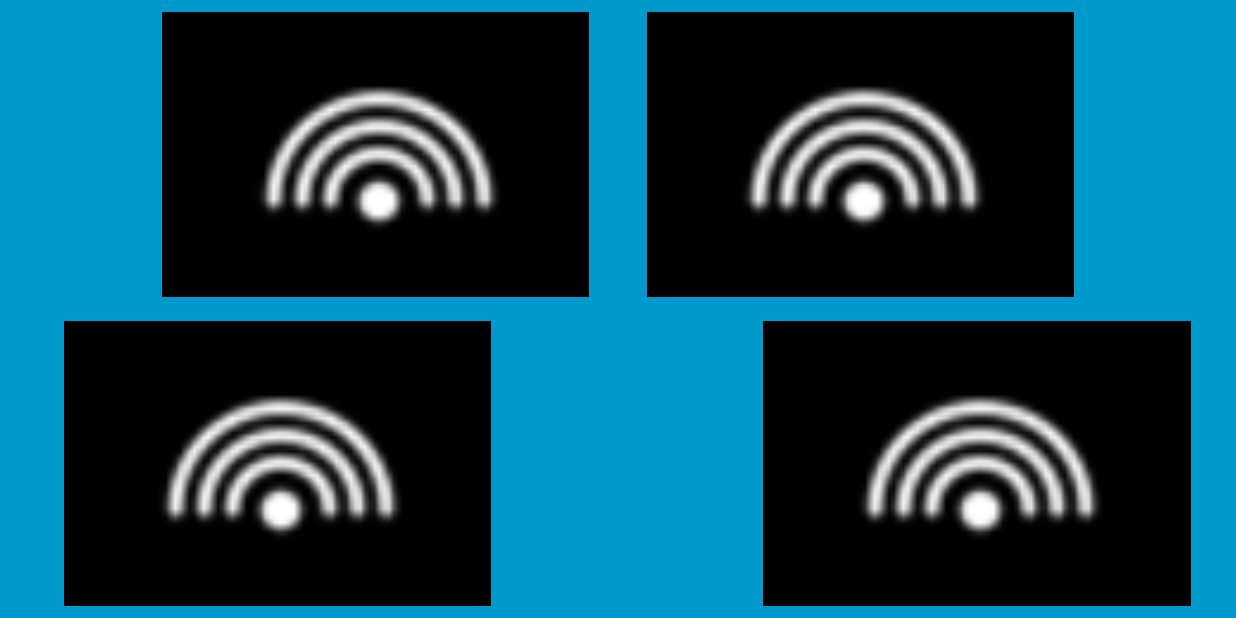
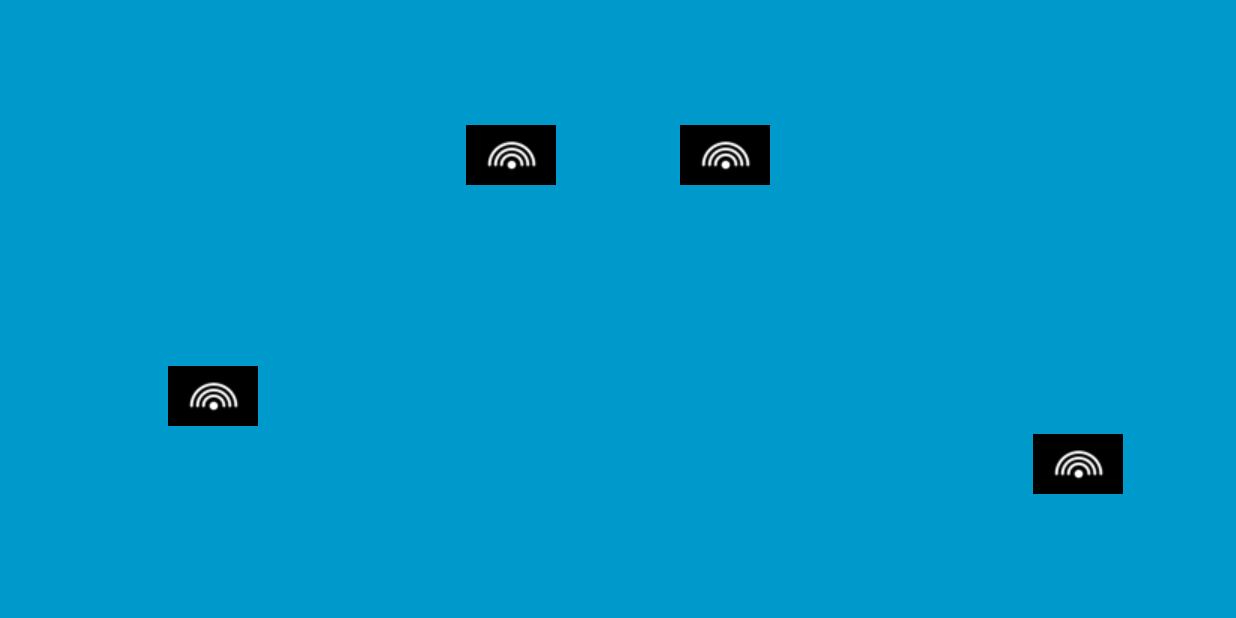
Before and after one commit to jbloit/android_responsiveLayout_testApp, an Android app: the screen it shows after launch (FullscreenActivity), on a phone screen of 824 x 412 dp (held sideways). Run offline under Robolectric (Android 15) with nearby library versions, the phone set to English and light mode, and no system bars.

Commit message:
Fixed omg scaling dependent on constraints

```diff
--- a/app/src/main/res/layout/activity_fullscreen.xml
+++ b/app/src/main/res/layout/activity_fullscreen.xml
@@ -39,6 +39,7 @@
             app:layout_constraintStart_toStartOf="parent"
             app:layout_constraintTop_toTopOf="parent"
             app:layout_constraintVertical_bias="0.5"
+            app:layout_constraintWidth_default="wrap"
             app:srcCompat="@mipmap/icone_menu_acoustique" />
 
         <ImageView
@@ -59,6 +60,7 @@
             app:layout_constraintHorizontal_bias="0.1"
             app:layout_constraintStart_toStartOf="@+id/guideline_horizontal_center"
             app:layout_constraintTop_toTopOf="parent"
+            app:layout_constraintWidth_default="wrap"
             app:srcCompat="@mipmap/icone_menu_acoustique" />
 
         <android.support.constraint.Guideline
@@ -88,6 +90,7 @@
             app:layout_constraintStart_toStartOf="parent"
             app:layout_constraintTop_toBottomOf="@+id/guideline_margin1"
             app:layout_constraintVertical_bias="0.2"
+            app:layout_constraintWidth_default="wrap"
             app:srcCompat="@mipmap/icone_menu_acoustique" />
 
         <ImageView
@@ -108,6 +111,7 @@
             app:layout_constraintHorizontal_bias="0.8"
             app:layout_constraintStart_toStartOf="@+id/guideline_horizontal_center"
             app:layout_constraintTop_toBottomOf="@+id/guideline_margin1"
+            app:layout_constraintWidth_default="wrap"
             app:srcCompat="@mipmap/icone_menu_acoustique" />
 
         <android.support.constraint.Guideline
```
